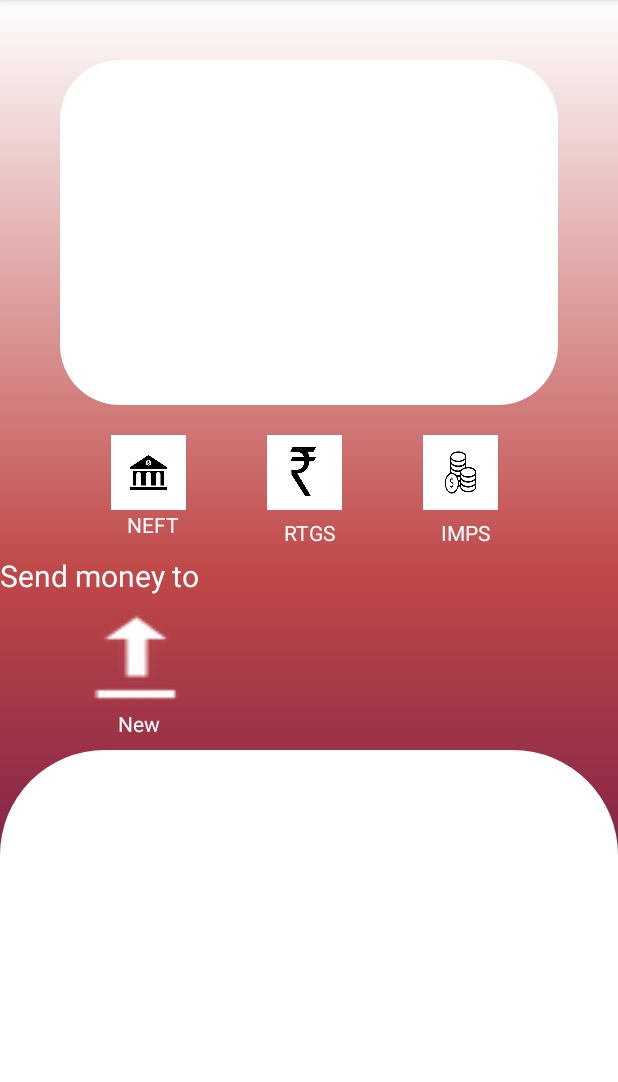
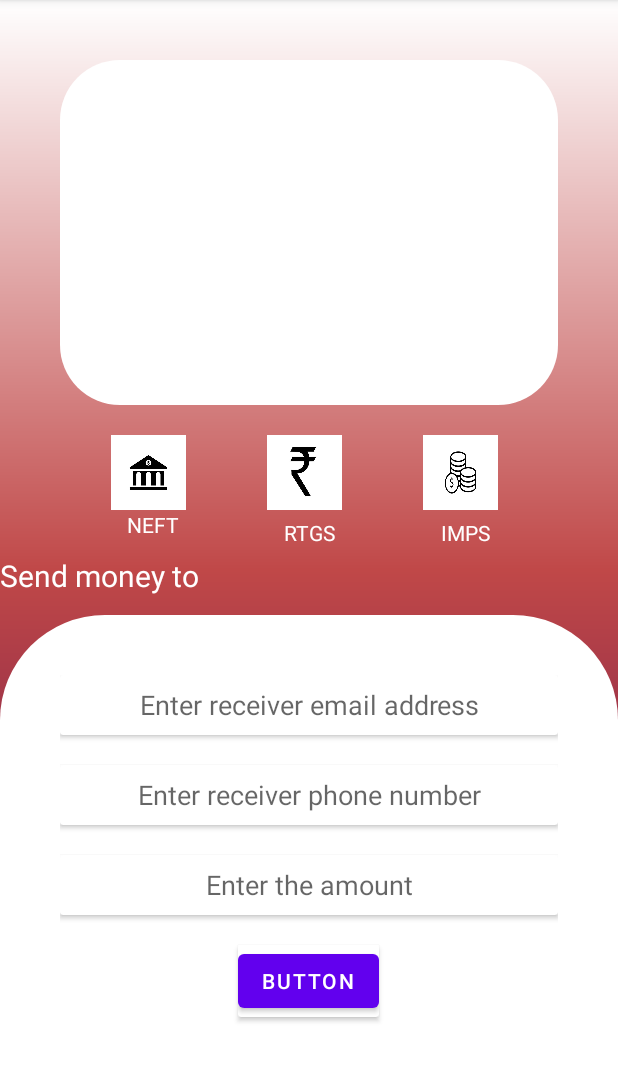
Before and after one commit to Sundaram-sharma/JustInTimeFinance, an Android app: the fragment FundTransfer placed in its activity, on a phone screen of 412 x 824 dp, the part 84-1166 px from its top. Run offline under Robolectric (Android 15) with nearby library versions, the phone set to English and light mode, and no system bars.

Commit message:
register card and fund transfer edit

```diff
--- a/app/src/main/res/layout/activity_fund_transfer.xml
+++ b/app/src/main/res/layout/activity_fund_transfer.xml
@@ -15,7 +15,7 @@
         <RelativeLayout
             android:id="@+id/relativeLayoutTransaction1"
             android:layout_width="match_parent"
-            android:layout_height="500dp">
+            android:layout_height="410dp">
 
             <androidx.recyclerview.widget.RecyclerView
                 android:id="@+id/swipeCardRecycler"
@@ -47,11 +47,11 @@
                 android:orientation="horizontal">
 
                 <androidx.cardview.widget.CardView
-                    app:cardBackgroundColor="@android:color/transparent"
-                    app:cardElevation="0dp"
                     android:layout_width="match_parent"
                     android:layout_height="match_parent"
-                    android:layout_weight="1" >
+                    android:layout_weight="1"
+                    app:cardBackgroundColor="@android:color/transparent"
+                    app:cardElevation="0dp">
 
                     <ImageButton
                         android:id="@+id/imageButtonNEFT"
@@ -65,24 +65,23 @@
                         android:background="@drawable/rounded_corner"
                         android:scaleType="fitXY"
                         android:src="@drawable/neft"
-                        tools:ignore="SpeakableTextPresentCheck"
-                        />
+                        tools:ignore="SpeakableTextPresentCheck" />
 
                     <TextView
-                        android:gravity="center"
-                        android:layout_marginTop="70dp"
                         android:layout_width="match_parent"
                         android:layout_height="wrap_content"
-                        android:textColor="@color/white"
-                        android:text="NEFT"/>
+                        android:layout_marginTop="70dp"
+                        android:gravity="center"
+                        android:text="NEFT"
+                        android:textColor="@color/white" />
                 </androidx.cardview.widget.CardView>
 
                 <androidx.cardview.widget.CardView
-                    app:cardBackgroundColor="@android:color/transparent"
-                    app:cardElevation="0dp"
                     android:layout_width="match_parent"
                     android:layout_height="match_parent"
-                    android:layout_weight="1">
+                    android:layout_weight="1"
+                    app:cardBackgroundColor="@android:color/transparent"
+                    app:cardElevation="0dp">
 
                     <ImageButton
                         android:id="@+id/imageButtonRTGS"
@@ -95,24 +94,24 @@
                         android:layout_weight="1"
                         android:background="@drawable/rounded_corner"
                         android:scaleType="fitXY"
-                        tools:ignore="SpeakableTextPresentCheck"
-                        android:src="@drawable/rtgs" />
+                        android:src="@drawable/rtgs"
+                        tools:ignore="SpeakableTextPresentCheck" />
 
                     <TextView
-                        android:gravity="center"
-                        android:layout_marginTop="75dp"
                         android:layout_width="match_parent"
                         android:layout_height="wrap_content"
-                        android:textColor="@color/white"
-                        android:text="RTGS"/>
+                        android:layout_marginTop="75dp"
+                        android:gravity="center"
+                        android:text="RTGS"
+                        android:textColor="@color/white" />
                 </androidx.cardview.widget.CardView>
 
                 <androidx.cardview.widget.CardView
-                    app:cardBackgroundColor="@android:color/transparent"
-                    app:cardElevation="0dp"
                     android:layout_width="match_parent"
                     android:layout_height="match_parent"
-                    android:layout_weight="1">
+                    android:layout_weight="1"
+                    app:cardBackgroundColor="@android:color/transparent"
+                    app:cardElevation="0dp">
 
                     <ImageButton
                         android:id="@+id/imageButtonIMPS"
@@ -125,16 +124,16 @@
                         android:layout_weight="1"
                         android:background="@drawable/rounded_corner"
                         android:scaleType="fitXY"
-                        tools:ignore="SpeakableTextPresentCheck"
-                        android:src="@drawable/imps"/>
+                        android:src="@drawable/imps"
+                        tools:ignore="SpeakableTextPresentCheck" />
 
                     <TextView
-                        android:gravity="center"
-                        android:layout_marginTop="75dp"
                         android:layout_width="match_parent"
                         android:layout_height="wrap_content"
-                        android:textColor="@color/white"
-                        android:text="IMPS"/>
+                        android:layout_marginTop="75dp"
+                        android:gravity="center"
+                        android:text="IMPS"
+                        android:textColor="@color/white" />
                 </androidx.cardview.widget.CardView>
 
             </LinearLayout>
@@ -149,53 +148,6 @@
 
                 android:textSize="20sp" />
 
-            <LinearLayout
-                android:id="@+id/layoutHorizontal2"
-                android:layout_width="match_parent"
-                android:layout_height="100dp"
-                android:layout_below="@+id/sendMoneyTo"
-                android:orientation="horizontal">
-
-
-                <androidx.cardview.widget.CardView
-                    android:layout_width="250dp"
-                    android:layout_marginStart="40dp"
-                    android:layout_height="match_parent"
-                    android:layout_weight="1"
-                    app:cardBackgroundColor="@android:color/transparent"
-                    app:cardElevation="0dp">
-
-                    <ImageButton
-                        android:id="@+id/imageButtonSendMoney"
-                        android:layout_width="80dp"
-                        android:layout_height="61dp"
-                        android:layout_marginStart="10dp"
-                        android:layout_marginTop="10dp"
-                        android:layout_marginEnd="10dp"
-                        android:layout_marginBottom="30dp"
-                        android:layout_weight="1"
-                        android:background="@drawable/rounded_corner"
-                        android:scaleType="fitXY"
-                        tools:ignore="SpeakableTextPresentCheck"
-                        android:src="@android:drawable/stat_sys_upload" />
-
-                    <TextView
-                        android:layout_gravity="center"
-                        android:layout_width="wrap_content"
-                        android:layout_height="wrap_content"
-                        android:layout_marginTop="35dp"
-                        android:gravity="center"
-                        android:text="New"
-                        android:textColor="@color/white" />
-                </androidx.cardview.widget.CardView>
-
-                <androidx.recyclerview.widget.RecyclerView
-                    android:layout_width="match_parent"
-                    android:layout_height="match_parent"
-                    android:orientation="horizontal"
-                    android:layout_weight="1" />
-
-            </LinearLayout>
         </RelativeLayout>
 
 
@@ -205,15 +157,90 @@
             android:layout_height="match_parent"
             android:layout_below="@+id/relativeLayoutTransaction1"
             android:background="@drawable/layout_gradient_02"
-            android:orientation="vertical">
+            android:orientation="vertical" >
 
-            <androidx.recyclerview.widget.RecyclerView
-                android:id="@+id/transactionRecycler"
-                android:layout_marginStart="35dp"
-                android:layout_width="340dp"
+            <RelativeLayout
+                android:layout_width="match_parent"
                 android:layout_height="match_parent"
-                android:layout_marginTop="60dp"
-                android:layout_marginBottom="50dp"/>
+                android:layout_margin="40dp"
+                android:orientation="vertical">
+
+                <androidx.cardview.widget.CardView
+                    android:id="@+id/c1"
+
+                    android:layout_width="match_parent"
+                    android:layout_height="wrap_content" >
+
+
+                    <EditText
+                        android:gravity="center"
+                        android:id="@+id/editTextTextPersonName"
+                        android:layout_width="match_parent"
+                        android:layout_height="40dp"
+                        android:background="@android:color/transparent"
+                        android:ems="10"
+                        android:hint="Enter receiver email address"
+                        android:inputType="textEmailAddress" />
+                </androidx.cardview.widget.CardView>
+
+                <androidx.cardview.widget.CardView
+                    android:id="@+id/c2"
+                    android:layout_marginTop="20dp"
+                    android:layout_below="@+id/c1"
+                    android:layout_width="match_parent"
+                    android:layout_height="wrap_content"  >
+
+                    <EditText
+                        android:gravity="center"
+                        android:id="@+id/editTextTextPersonName2"
+                        android:layout_width="match_parent"
+                        android:layout_height="40dp"
+                        android:background="@android:color/transparent"
+                        android:ems="10"
+                        android:hint="Enter receiver phone number"
+                        android:inputType="number" />
+
+
+                </androidx.cardview.widget.CardView>
+
+                <androidx.cardview.widget.CardView
+                    android:id="@+id/c3"
+                    android:layout_marginTop="20dp"
+                    android:layout_below="@+id/c2"
+                    android:layout_width="match_parent"
+                    android:layout_height="wrap_content" >
+
+
+                    <EditText
+                        android:id="@+id/editTextTextPersonName3"
+                        android:gravity="center"
+                        android:layout_width="match_parent"
+
+                        android:ems="10"
+                        android:hint="Enter the amount"
+                        android:layout_height="40dp"
+                        android:background="@android:color/transparent"
+                        android:inputType="number" />
+
+                </androidx.cardview.widget.CardView>
+
+                <androidx.cardview.widget.CardView
+                    android:id="@+id/c4"
+                    android:layout_below="@+id/c3"
+                    android:layout_margin="20dp"
+                    android:layout_centerHorizontal="true"
+                    android:layout_width="wrap_content"
+                    android:layout_height="wrap_content" >
+
+                    <Button
+                        android:id="@+id/button3"
+                        android:layout_width="match_parent"
+                        android:layout_height="wrap_content"
+                        android:text="Button" />
+                </androidx.cardview.widget.CardView>
+
+            </RelativeLayout>
+
         </LinearLayout>
 
     </RelativeLayout>
--- a/app/src/main/res/layout/activity_register_card.xml
+++ b/app/src/main/res/layout/activity_register_card.xml
@@ -77,7 +77,8 @@
                     <EditText
                         android:id="@+id/bankid"
                         android:layout_width="320dp"
-                        android:layout_height="wrap_content"
+                        android:layout_height="40dp"
+                        android:background="@android:color/transparent"
                         android:ems="10"
                         android:gravity="center"
                         android:hint="Enter Bank ID"
@@ -100,7 +101,8 @@
                     <EditText
                         android:id="@+id/cardnumber"
                         android:layout_width="320dp"
-                        android:layout_height="wrap_content"
+                        android:layout_height="40dp"
+                        android:background="@android:color/transparent"
                         android:ems="10"
                         android:gravity="center"
                         android:hint="Enter Card Number"
@@ -122,7 +124,8 @@
                     <EditText
                         android:id="@+id/expirydate"
                         android:layout_width="320dp"
-                        android:layout_height="wrap_content"
+                        android:layout_height="40dp"
+                        android:background="@android:color/transparent"
                         android:ems="10"
                         android:gravity="center"
                         android:hint="Enter Expiry Date"
@@ -142,7 +145,8 @@
                     <EditText
                         android:id="@+id/cvv"
                         android:layout_width="320dp"
-                        android:layout_height="wrap_content"
+                        android:layout_height="40dp"
+                        android:background="@android:color/transparent"
                         android:ems="10"
                         android:gravity="center"
                         android:hint="Enter CVV"
--- a/app/src/main/res/values/colors.xml
+++ b/app/src/main/res/values/colors.xml
@@ -10,6 +10,7 @@
     <color name="customWhite">#5e5e5e</color>
     <color name="customGradient011">#C04848</color>
     <color name="customGradient012">#480048</color>
+    <color name="customGradient013">#f2a68f</color>
     <color name="buttonLoginColor">#C04848</color>
 
 </resources>
```
